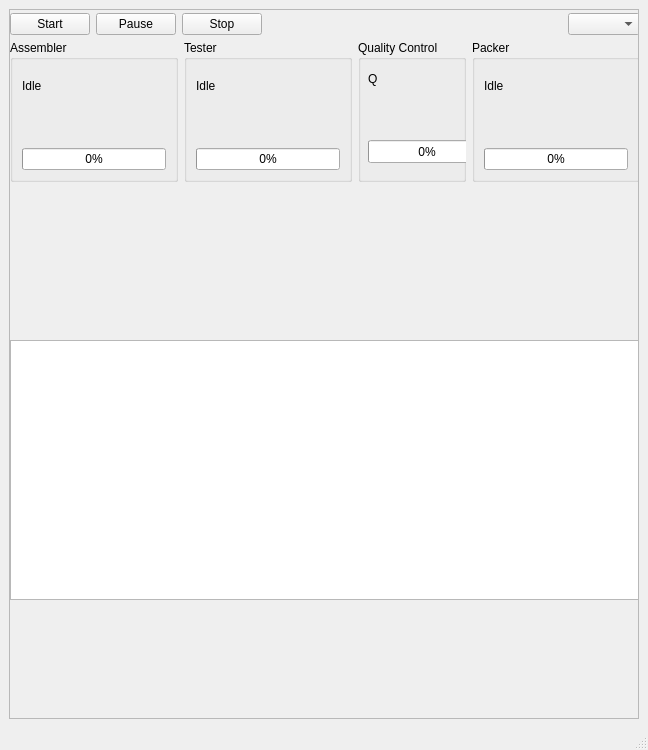
Qt form mainwindow.ui (aidanmc207/Proyecto_SO) before a commit.
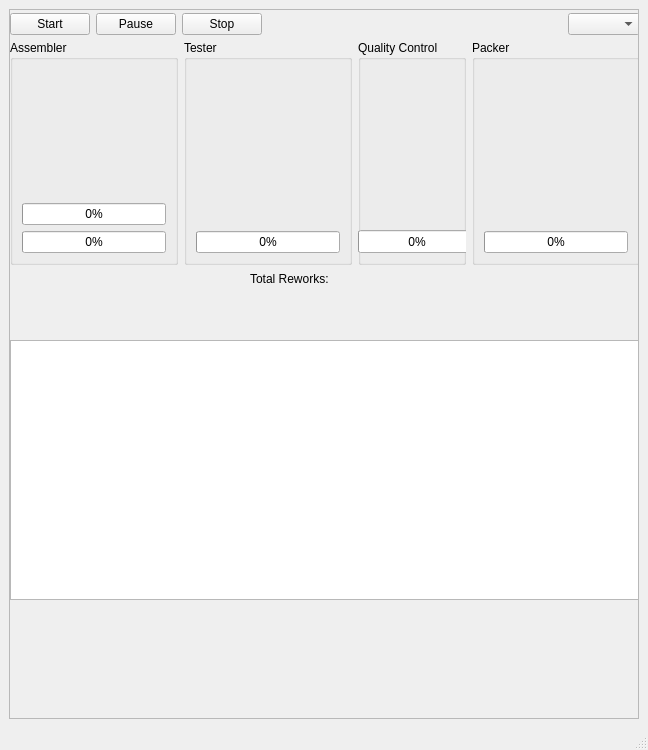
The same form after that commit.

```diff
--- a/mainwindow.ui
+++ b/mainwindow.ui
@@ -29,7 +29,7 @@
          <height>707</height>
         </rect>
        </property>
-       <widget class="QWidget" name="">
+       <widget class="QWidget" name="layoutWidget">
         <property name="geometry">
          <rect>
           <x>0</x>
@@ -82,16 +82,49 @@
          </item>
         </layout>
        </widget>
-       <widget class="QWidget" name="">
+       <widget class="QWidget" name="layoutWidget">
         <property name="geometry">
          <rect>
           <x>0</x>
           <y>30</y>
           <width>630</width>
-          <height>142</height>
+          <height>225</height>
          </rect>
         </property>
         <layout class="QGridLayout" name="stationsLayout">
+         <item row="0" column="3">
+          <widget class="QGroupBox" name="grpPacker">
+           <property name="title">
+            <string>Packer</string>
+           </property>
+           <layout class="QVBoxLayout">
+            <item>
+             <widget class="QLabel" name="lblPacState">
+              <property name="enabled">
+               <bool>true</bool>
+              </property>
+              <property name="text">
+               <string/>
+              </property>
+             </widget>
+            </item>
+            <item>
+             <widget class="QLabel" name="lblPacProcessed">
+              <property name="text">
+               <string/>
+              </property>
+             </widget>
+            </item>
+            <item>
+             <widget class="QProgressBar" name="barPac">
+              <property name="value">
+               <number>0</number>
+              </property>
+             </widget>
+            </item>
+           </layout>
+          </widget>
+         </item>
          <item row="0" column="0">
           <widget class="QGroupBox" name="grpAssembler">
            <property name="title">
@@ -101,19 +134,33 @@
             <item>
              <widget class="QLabel" name="lblAsmState">
               <property name="text">
-               <string>Idle</string>
+               <string/>
               </property>
              </widget>
             </item>
             <item>
-             <widget class="QLabel" name="lblAsmProcessed">
+             <widget class="QLabel" name="lblAsm1Processed">
               <property name="text">
                <string/>
               </property>
              </widget>
             </item>
             <item>
-             <widget class="QProgressBar" name="barAsm">
+             <widget class="QLabel" name="lblAsm2Processed">
+              <property name="text">
+               <string/>
+              </property>
+             </widget>
+            </item>
+            <item>
+             <widget class="QProgressBar" name="barAsm1">
+              <property name="value">
+               <number>0</number>
+              </property>
+             </widget>
+            </item>
+            <item>
+             <widget class="QProgressBar" name="barAsm2">
               <property name="value">
                <number>0</number>
               </property>
@@ -131,7 +178,7 @@
             <item>
              <widget class="QLabel" name="lblTesState">
               <property name="text">
-               <string>Idle</string>
+               <string/>
               </property>
              </widget>
             </item>
@@ -160,9 +207,9 @@
            <widget class="QLabel" name="lblQCProcessed">
             <property name="geometry">
              <rect>
-              <x>20</x>
-              <y>70</y>
-              <width>66</width>
+              <x>10</x>
+              <y>60</y>
+              <width>111</width>
               <height>18</height>
              </rect>
             </property>
@@ -175,19 +222,19 @@
              <rect>
               <x>10</x>
               <y>30</y>
-              <width>66</width>
+              <width>111</width>
               <height>18</height>
              </rect>
             </property>
             <property name="text">
-             <string>Q</string>
+             <string/>
             </property>
            </widget>
            <widget class="QProgressBar" name="barQC">
             <property name="geometry">
              <rect>
-              <x>10</x>
-              <y>100</y>
+              <x>0</x>
+              <y>190</y>
               <width>118</width>
               <height>23</height>
              </rect>
@@ -196,39 +243,19 @@
              <number>0</number>
             </property>
            </widget>
-          </widget>
-         </item>
-         <item row="0" column="3">
-          <widget class="QGroupBox" name="grpPacker">
-           <property name="title">
-            <string>Packer</string>
-           </property>
-           <layout class="QVBoxLayout">
-            <item>
-             <widget class="QLabel" name="lblPacState">
-              <property name="enabled">
-               <bool>true</bool>
-              </property>
-              <property name="text">
-               <string>Idle</string>
-              </property>
-             </widget>
-            </item>
-            <item>
-             <widget class="QLabel" name="lblPacProcessed">
-              <property name="text">
-               <string/>
-              </property>
-             </widget>
-            </item>
-            <item>
-             <widget class="QProgressBar" name="barPac">
-              <property name="value">
-               <number>0</number>
-              </property>
-             </widget>
-            </item>
-           </layout>
+           <widget class="QLabel" name="lblQCRework">
+            <property name="geometry">
+             <rect>
+              <x>10</x>
+              <y>80</y>
+              <width>111</width>
+              <height>18</height>
+             </rect>
+            </property>
+            <property name="text">
+             <string/>
+            </property>
+           </widget>
           </widget>
          </item>
         </layout>
@@ -246,6 +273,19 @@
          <bool>true</bool>
         </property>
        </widget>
+       <widget class="QLabel" name="lblTotalRework">
+        <property name="geometry">
+         <rect>
+          <x>240</x>
+          <y>260</y>
+          <width>132</width>
+          <height>18</height>
+         </rect>
+        </property>
+        <property name="text">
+         <string>Total Reworks:</string>
+        </property>
+       </widget>
       </widget>
      </widget>
     </item>
```
